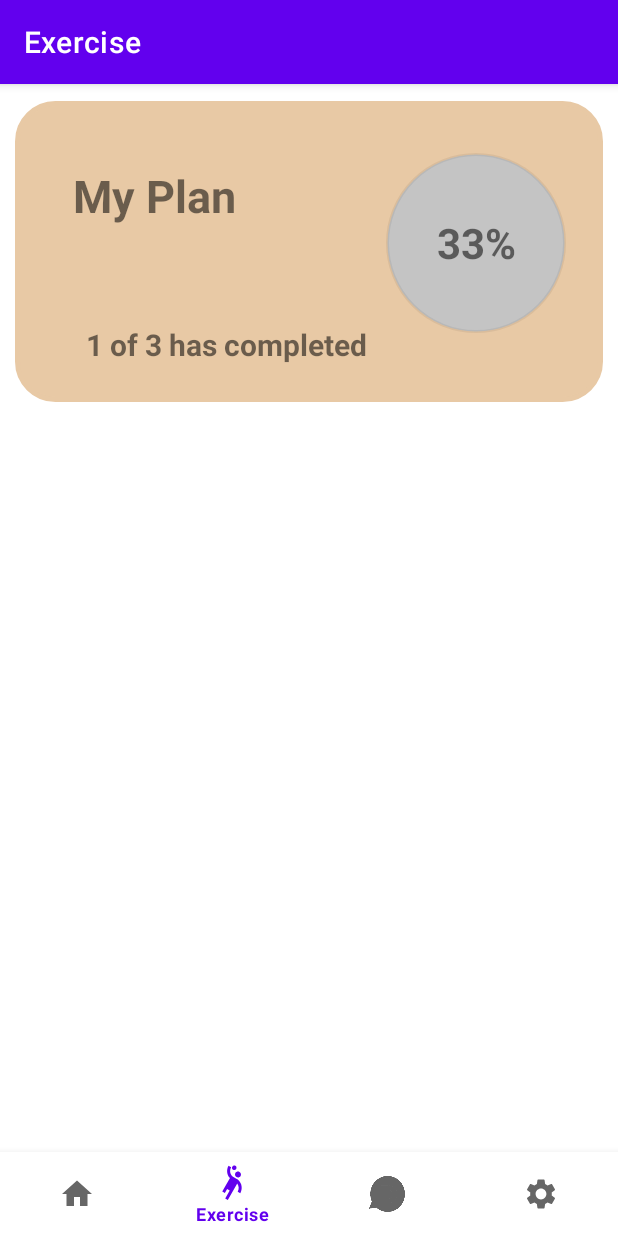
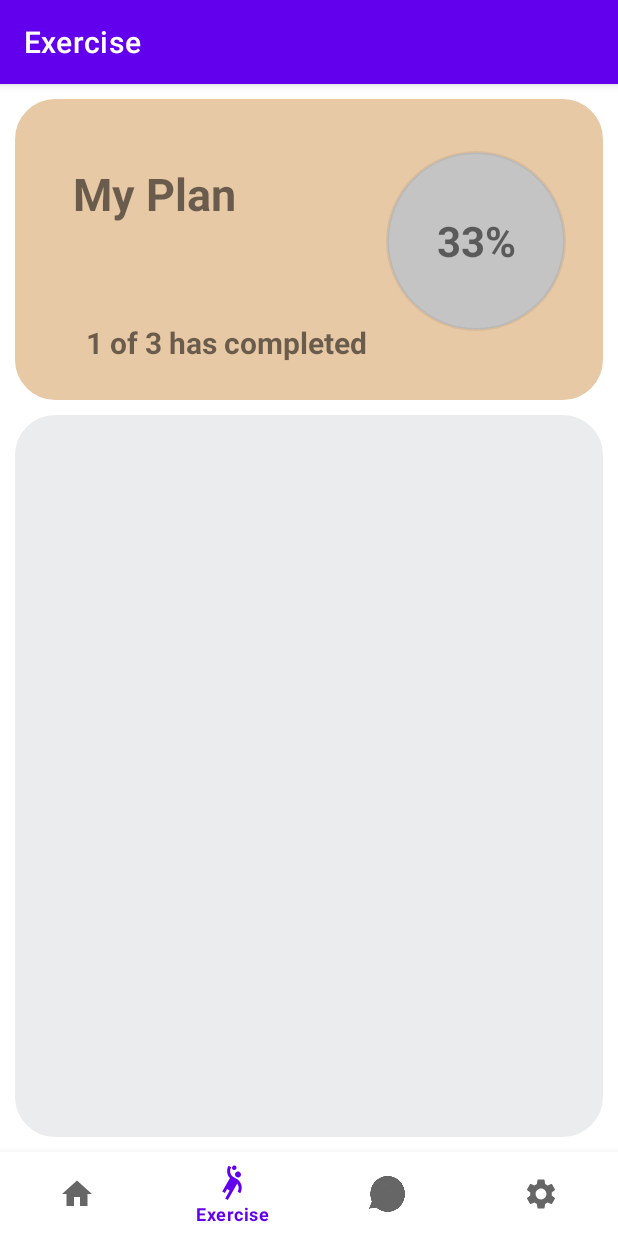
Before and after one commit to FitHealthTeam/FitHealth, an Android app: the ExerciseFragment screen opened through its navigation route, on a phone screen of 412 x 824 dp. Run offline under Robolectric (Android 15) with nearby library versions, the light colour scheme and no system bars; our stand-ins replace navigation-ui.

Commit message:
Fix Fragment Container bottom layout issues

```diff
--- /dev/null
+++ b/app/src/main/res/drawable/round_layout_grey.xml
@@ -0,0 +1,22 @@
+<?xml version="1.0" encoding="utf-8"?>
+<shape xmlns:android="http://schemas.android.com/apk/res/android" >
+
+    <!-- we define background color -->
+    <solid android:color="#EAECEE" />
+
+    <!-- we define border color and thick -->
+    <stroke
+        android:width="3dp"
+        android:color="#EAECEE" />
+
+    <!-- add some padding for text inside -->
+    <padding
+        android:bottom="15dp"
+        android:left="15dp"
+        android:right="15dp"
+        android:top="15dp" />
+
+    <!-- we define corner radius, note that radius can be different for each corner -->
+    <corners android:radius="25dp" />
+
+</shape>
--- a/app/src/main/res/layout/activity_main.xml
+++ b/app/src/main/res/layout/activity_main.xml
@@ -11,8 +11,7 @@
         android:id="@+id/nav_host_fragment_activity_main"
         android:name="androidx.navigation.fragment.NavHostFragment"
         android:layout_width="match_parent"
-        android:layout_height="match_parent"
-        android:layout_marginTop="1dp"
+        android:layout_height="0dp"
         app:defaultNavHost="true"
         app:layout_constraintBottom_toTopOf="@id/nav_view"
         app:layout_constraintHorizontal_bias="0.0"
--- a/app/src/main/res/layout/exercise_fragment.xml
+++ b/app/src/main/res/layout/exercise_fragment.xml
@@ -65,4 +65,18 @@
 
     </androidx.constraintlayout.widget.ConstraintLayout>
 
+    <androidx.constraintlayout.widget.ConstraintLayout
+        android:id="@+id/sportModeLayout"
+        android:layout_width="match_parent"
+        android:layout_height="0dp"
+        android:layout_marginStart="10dp"
+        android:layout_marginTop="10dp"
+        android:layout_marginEnd="10dp"
+        android:layout_marginBottom="10dp"
+        android:background="@drawable/round_layout_grey"
+        app:layout_constraintBottom_toBottomOf="parent"
+        app:layout_constraintEnd_toEndOf="parent"
+        app:layout_constraintStart_toStartOf="@id/TaskIndicateLayout"
+        app:layout_constraintTop_toBottomOf="@+id/TaskIndicateLayout" />
+
 </androidx.constraintlayout.widget.ConstraintLayout>
```
